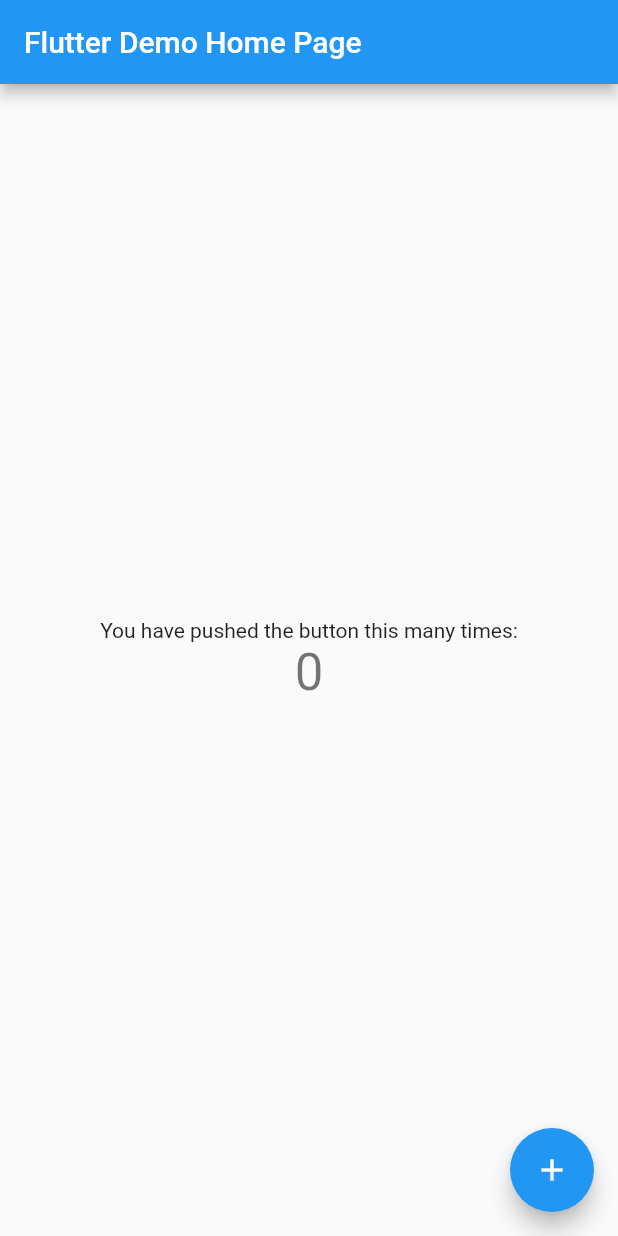
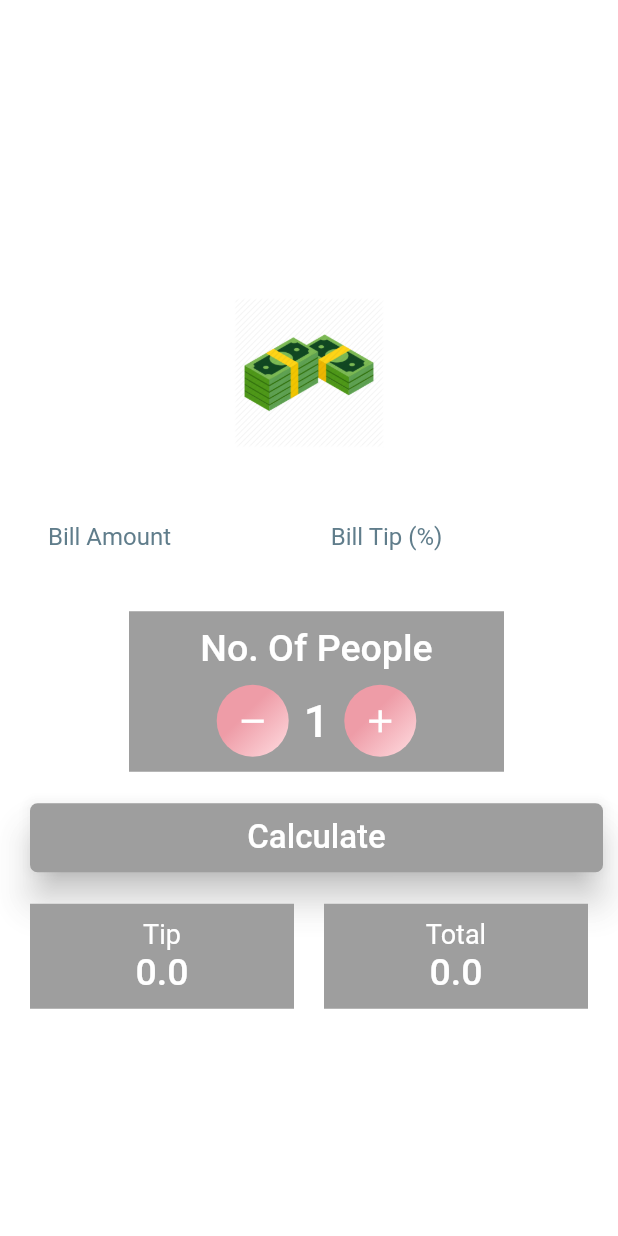
Before and after one commit to karim-8/Tip-Calculator-Starter, a Flutter app: the screen it shows after launch, on a phone screen of 412 x 824 dp. Run offline on Flutter 3.47's test engine with Material 2 defaults, Android fonts, the phone set to English and light mode, and no system bars.

Commit message:
#Update home screen

```diff
--- /dev/null
+++ b/lib/home_screen/calculator_home_screen.dart
@@ -0,0 +1,300 @@
+import 'package:flutter/cupertino.dart';
+import 'package:flutter/material.dart';
+import 'package:flutter/services.dart';
+import 'package:tipcalculatorstarter/app_colors/app_colors.dart';
+
+class TipCalculatorScreen extends StatefulWidget {
+  @override
+  _TipCalculatorAppState createState() => _TipCalculatorAppState();
+}
+
+class _TipCalculatorAppState extends State<TipCalculatorScreen> {
+  bool isCalculatePressed = false;
+  int people = 1;
+  double tipPerPerson = 0;
+  double tipTotalPerPerson = 0;
+  final _formKey = GlobalKey<FormState>();
+  TextEditingController billTextEditingController = TextEditingController();
+  TextEditingController tipTextEditingController = TextEditingController();
+  @override
+  Widget build(BuildContext context) {
+    return Scaffold(
+      body: Center(
+          child: SingleChildScrollView(
+        child: Form(
+          key: _formKey,
+          child: Column(
+            mainAxisAlignment: MainAxisAlignment.center,
+            children: <Widget>[
+              _pageHeaderView(),
+              SizedBox(
+                height: 10.0,
+              ),
+              _buildTipBillAmount(),
+              SizedBox(
+                height: 20.0,
+              ),
+              _buildNumberOfPeoples(),
+              SizedBox(
+                height: 20.0,
+              ),
+              _buildCalculateButton(),
+              SizedBox(
+                height: 20.0,
+              ),
+              _buildInvoiceWidgets(),
+              SizedBox(
+                height: 20.0,
+              ),
+            ],
+          ),
+        ),
+      )),
+      backgroundColor: Colors.white30,
+    );
+  }
+
+  Widget _pageHeaderView() {
+    return Container(
+        margin: EdgeInsets.only(left: 20.0, top: 20.0, right: 20.0),
+        child: Container(
+          child: Column(
+            children: [
+              Text(
+                "Tip Calculator",
+                style: TextStyle(color: Colors.white, fontSize: 40),
+              ),
+              Container(
+                  height: 100,
+                  width: 100,
+                  child: Image(image: AssetImage('images/dollars.png'))),
+            ],
+          ),
+        ));
+  }
+
+  Widget _buildTipBillAmount() {
+    return Container(
+      margin: EdgeInsets.only(left: 20.0, top: 20.0, right: 20.0),
+      child: Row(
+        children: [
+          Flexible(
+            child: TextFormField(
+              controller: billTextEditingController,
+              decoration: InputDecoration(
+                border: OutlineInputBorder(
+                  borderRadius: BorderRadius.circular(10.0),
+                  borderSide: BorderSide(
+                    width: 0,
+                    style: BorderStyle.none,
+                  ),
+                ),
+                hintText: "Bill Amount",
+                hintStyle: TextStyle(
+                  color: Colors.blueGrey,
+                ),
+                filled: true,
+                fillColor: Colors.white,
+              ),
+              keyboardType: TextInputType.number,
+            ),
+          ),
+          SizedBox(
+            width: 5,
+          ),
+          Flexible(
+            child: TextFormField(
+              controller: tipTextEditingController,
+              decoration: InputDecoration(
+                border: OutlineInputBorder(
+                  borderRadius: BorderRadius.circular(10.0),
+                  borderSide: BorderSide(
+                    width: 0,
+                    style: BorderStyle.none,
+                  ),
+                ),
+                hintText: "Bill Tip (%)",
+                hintStyle: TextStyle(
+                  color: Colors.blueGrey,
+                ),
+                filled: true,
+                fillColor: Colors.white,
+              ),
+              keyboardType: TextInputType.number,
+            ),
+          ),
+        ],
+      ),
+    );
+  }
+
+  Widget _buildNumberOfPeoples() {
+    return Container(
+      width: 250,
+      margin: EdgeInsets.only(left: 20.0, right: 10.0),
+      child: Container(
+        color: Colors.grey,
+        padding: EdgeInsets.all(10.0),
+        child: Column(
+          children: <Widget>[
+            Text(
+              "No. Of People",
+              style: TextStyle(
+                fontWeight: FontWeight.w500,
+                fontSize: 25.0,
+                color: Colors.white,
+              ),
+            ),
+            SizedBox(
+              height: 10.0,
+            ),
+            Row(
+              mainAxisAlignment: MainAxisAlignment.center,
+              children: <Widget>[
+                Container(
+                  alignment: Alignment.center,
+                  decoration: BoxDecoration(
+                    gradient: LinearGradient(
+                        colors: [gradientStartColor2, gradientEndColor2],
+                        begin: Alignment.topLeft,
+                        end: Alignment.bottomRight,
+                        stops: [0.4, 1.0]),
+                    shape: BoxShape.circle,
+                  ),
+                  child: IconButton(
+                    iconSize: 25.0,
+                    icon: Icon(
+                      Icons.remove,
+                      color: Colors.white,
+                    ),
+                  ),
+                ),
+                SizedBox(width: 10.0),
+                Text(
+                  people.toString(),
+                  style: TextStyle(
+                      fontSize: 30.0,
+                      fontWeight: FontWeight.w500,
+                      color: Colors.white),
+                ),
+                SizedBox(width: 10.0),
+                Container(
+                  alignment: Alignment.center,
+                  decoration: BoxDecoration(
+                    gradient: LinearGradient(
+                        colors: [gradientStartColor2, gradientEndColor2],
+                        begin: Alignment.topLeft,
+                        end: Alignment.bottomRight,
+                        stops: [0.4, 1.0]),
+                    shape: BoxShape.circle,
+                  ),
+                  child: IconButton(
+                    iconSize: 25.0,
+                    icon: Icon(
+                      Icons.add,
+                      color: Colors.white,
+                    ),
+                  ),
+                ),
+              ],
+            ),
+          ],
+        ),
+      ),
+    );
+  }
+
+  Widget _buildCalculateButton() {
+    return Container(
+      width: MediaQuery.of(context).size.width,
+      margin: EdgeInsets.only(left: 20.0, right: 10.0),
+      child: RaisedButton(
+        color: Colors.grey,
+        shape: RoundedRectangleBorder(borderRadius: BorderRadius.circular(5.0)),
+        elevation: 10.0,
+        padding: EdgeInsets.all(10.0),
+        onPressed: () {
+          if (_formKey.currentState.validate()) {
+            _calculateTip();
+            people = 1;
+          }
+        },
+        child: Center(
+          child: Text(
+            "Calculate",
+            style: TextStyle(color: Colors.white, fontSize: 22.0),
+          ),
+        ),
+      ),
+    );
+  }
+
+  Widget _buildInvoiceWidgets() {
+    return Container(
+      child: Row(
+        children: <Widget>[
+          Expanded(
+            child: Container(
+              margin: EdgeInsets.only(left: 20.0, right: 10.0),
+              child: Container(
+                color: Colors.grey,
+                padding: EdgeInsets.all(10.0),
+                child: Column(
+                  children: <Widget>[
+                    Text(
+                      "Tip",
+                      style: TextStyle(color: Colors.white, fontSize: 18),
+                    ),
+                    Text(
+                      tipPerPerson.toString(),
+                      maxLines: 1,
+                      style: TextStyle(
+                          fontSize: 25.0,
+                          color: Colors.white,
+                          fontWeight: FontWeight.w500),
+                    ),
+                  ],
+                ),
+              ),
+            ),
+          ),
+          Expanded(
+            child: Container(
+              margin: EdgeInsets.only(left: 10.0, right: 20.0),
+              child: Container(
+                color: Colors.grey,
+                padding: EdgeInsets.all(10.0),
+                child: Column(
+                  children: <Widget>[
+                    Text(
+                      "Total",
+                      style: TextStyle(color: Colors.white, fontSize: 18),
+                    ),
+                    Text(
+                      tipTotalPerPerson.toString(),
+                      maxLines: 1,
+                      style: TextStyle(
+                          fontSize: 25.0,
+                          color: Colors.white,
+                          fontWeight: FontWeight.w500),
+                    ),
+                  ],
+                ),
+              ),
+            ),
+          ),
+        ],
+      ),
+    );
+  }
+
+  void _calculateTip() {
+    FocusScope.of(context).requestFocus(FocusNode());
+
+    if (people > 1) {
+      isCalculatePressed = true;
+    } else {
+      isCalculatePressed = false;
+    }
+  }
+}
--- a/lib/main.dart
+++ b/lib/main.dart
@@ -1,4 +1,6 @@
 import 'package:flutter/material.dart';
+
+import 'home_screen/calculator_home_screen.dart';
 
 void main() => runApp(MyApp());
 
@@ -7,105 +9,12 @@
   @override
   Widget build(BuildContext context) {
     return MaterialApp(
-      title: 'Flutter Demo',
+      title: 'Flutter Tip Calculator',
+      debugShowCheckedModeBanner: false,
       theme: ThemeData(
-        // This is the theme of your application.
-        //
-        // Try running your application with "flutter run". You'll see the
-        // application has a blue toolbar. Then, without quitting the app, try
-        // changing the primarySwatch below to Colors.green and then invoke
-        // "hot reload" (press "r" in the console where you ran "flutter run",
-        // or simply save your changes to "hot reload" in a Flutter IDE).
-        // Notice that the counter didn't reset back to zero; the application
-        // is not restarted.
         primarySwatch: Colors.blue,
       ),
-      home: MyHomePage(title: 'Flutter Demo Home Page'),
+      home: TipCalculatorScreen(),
     );
   }
 }
-
-class MyHomePage extends StatefulWidget {
-  MyHomePage({Key key, this.title}) : super(key: key);
-
-  // This widget is the home page of your application. It is stateful, meaning
-  // that it has a State object (defined below) that contains fields that affect
-  // how it looks.
-
-  // This class is the configuration for the state. It holds the values (in this
-  // case the title) provided by the parent (in this case the App widget) and
-  // used by the build method of the State. Fields in a Widget subclass are
-  // always marked "final".
-
-  final String title;
-
-  @override
-  _MyHomePageState createState() => _MyHomePageState();
-}
-
-class _MyHomePageState extends State<MyHomePage> {
-  int _counter = 0;
-
-  void _incrementCounter() {
-    setState(() {
-      // This call to setState tells the Flutter framework that something has
-      // changed in this State, which causes it to rerun the build method below
-      // so that the display can reflect the updated values. If we changed
-      // _counter without calling setState(), then the build method would not be
-      // called again, and so nothing would appear to happen.
-      _counter++;
-    });
-  }
-
-  @override
-  Widget build(BuildContext context) {
-    // This method is rerun every time setState is called, for instance as done
-    // by the _incrementCounter method above.
-    //
-    // The Flutter framework has been optimized to make rerunning build methods
-    // fast, so that you can just rebuild anything that needs updating rather
-    // than having to individually change instances of widgets.
-    return Scaffold(
-      appBar: AppBar(
-        // Here we take the value from the MyHomePage object that was created by
-        // the App.build method, and use it to set our appbar title.
-        title: Text(widget.title),
-      ),
-      body: Center(
-        // Center is a layout widget. It takes a single child and positions it
-        // in the middle of the parent.
-        child: Column(
-          // Column is also a layout widget. It takes a list of children and
-          // arranges them vertically. By default, it sizes itself to fit its
-          // children horizontally, and tries to be as tall as its parent.
-          //
-          // Invoke "debug painting" (press "p" in the console, choose the
-          // "Toggle Debug Paint" action from the Flutter Inspector in Android
-          // Studio, or the "Toggle Debug Paint" command in Visual Studio Code)
-          // to see the wireframe for each widget.
-          //
-          // Column has various properties to control how it sizes itself and
-          // how it positions its children. Here we use mainAxisAlignment to
-          // center the children vertically; the main axis here is the vertical
-          // axis because Columns are vertical (the cross axis would be
-          // horizontal).
-          mainAxisAlignment: MainAxisAlignment.center,
-          children: <Widget>[
-            Text(
-              'You have pushed the button this many times:',
-            ),
-            Text(
-              '$_counter',
-              style: Theme.of(context).textTheme.display1,
-            ),
-          ],
-        ),
-      ),
-      floatingActionButton: FloatingActionButton(
-        onPressed: _incrementCounter,
-        tooltip: 'Increment',
-        child: Icon(Icons.add),
-      ), // This trailing comma makes auto-formatting nicer for build methods.
-    );
-  }
-}
```
Also changed, not shown: 2 other files.
